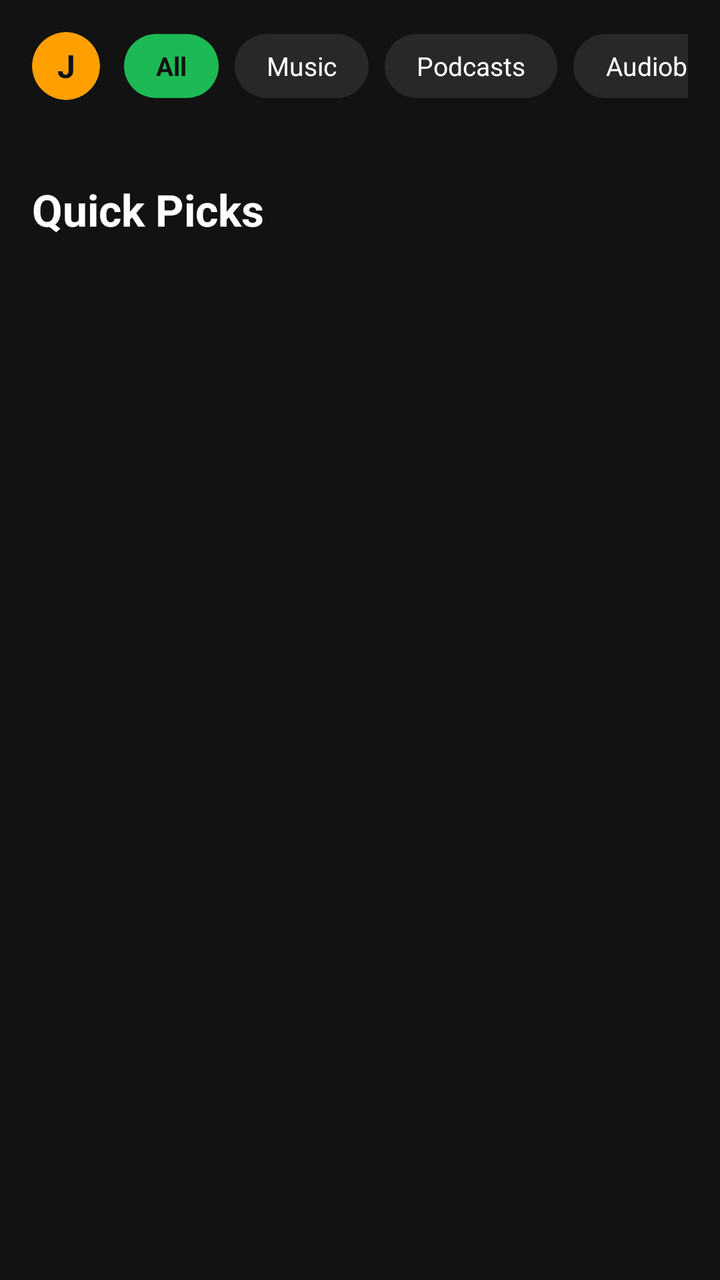
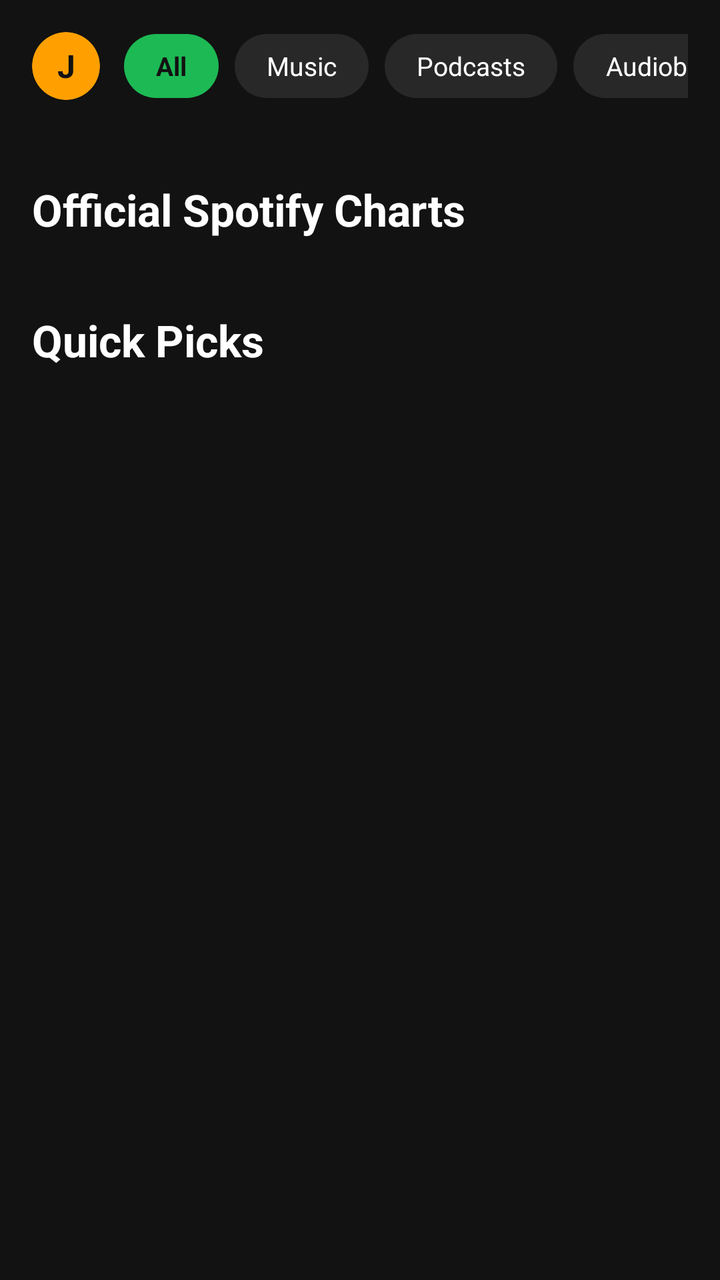

An Android layout rendered at two revisions. The XML below is the earlier revision; the diff shows what the commit changed to produce the second picture.
<!-- AndroidManifest.xml: application theme Theme.SpotifyClone -->
<!-- res/layout/fragment_home.xml -->
<?xml version="1.0" encoding="utf-8"?>
<androidx.core.widget.NestedScrollView
    xmlns:android="http://schemas.android.com/apk/res/android"
    xmlns:app="http://schemas.android.com/apk/res-auto"
    xmlns:tools="http://schemas.android.com/tools"
    android:layout_width="match_parent"
    android:layout_height="match_parent"
    android:background="@color/spotify_black">

    <LinearLayout
        android:layout_width="match_parent"
        android:layout_height="wrap_content"
        android:orientation="vertical"
        android:padding="16dp">

        
        <LinearLayout
            android:layout_width="match_parent"
            android:layout_height="wrap_content"
            android:orientation="horizontal"
            android:gravity="center_vertical">

            <androidx.cardview.widget.CardView
                android:id="@+id/btn_profile_avatar"
                android:layout_width="34dp"
                android:layout_height="34dp"
                app:cardCornerRadius="17dp"
                app:cardElevation="0dp"
                app:cardBackgroundColor="@color/spotify_amber">

                <TextView
                    android:id="@+id/text_avatar_initial"
                    android:layout_width="match_parent"
                    android:layout_height="match_parent"
                    android:gravity="center"
                    android:text="J"
                    android:textColor="@color/spotify_black"
                    android:textSize="16sp"
                    android:textStyle="bold" />

                <ImageView
                    android:id="@+id/img_avatar_icon"
                    android:layout_width="20dp"
                    android:layout_height="20dp"
                    android:layout_gravity="center"
                    android:src="@drawable/ic_person"
                    android:visibility="gone"
                    app:tint="@color/spotify_black" />
            </androidx.cardview.widget.CardView>

            <HorizontalScrollView
                android:layout_width="0dp"
                android:layout_height="wrap_content"
                android:layout_weight="1"
                android:layout_marginStart="12dp"
                android:scrollbars="none">

                <LinearLayout
                    android:layout_width="wrap_content"
                    android:layout_height="wrap_content"
                    android:orientation="horizontal">

                    
                    <TextView
                        android:id="@+id/chip_all"
                        android:layout_width="wrap_content"
                        android:layout_height="32dp"
                        android:background="@drawable/chip_selected_bg"
                        android:gravity="center"
                        android:paddingStart="16dp"
                        android:paddingEnd="16dp"
                        android:text="All"
                        android:textColor="@color/spotify_black"
                        android:textSize="13sp"
                        android:textStyle="bold" />

                    
                    <TextView
                        android:id="@+id/chip_music"
                        android:layout_width="wrap_content"
                        android:layout_height="32dp"
                        android:layout_marginStart="8dp"
                        android:background="@drawable/chip_unselected_bg"
                        android:gravity="center"
                        android:paddingStart="16dp"
                        android:paddingEnd="16dp"
                        android:text="Music"
                        android:textColor="@color/spotify_white"
                        android:textSize="13sp" />

                    
                    <TextView
                        android:id="@+id/chip_podcasts"
                        android:layout_width="wrap_content"
                        android:layout_height="32dp"
                        android:layout_marginStart="8dp"
                        android:background="@drawable/chip_unselected_bg"
                        android:gravity="center"
                        android:paddingStart="16dp"
                        android:paddingEnd="16dp"
                        android:text="Podcasts"
                        android:textColor="@color/spotify_white"
                        android:textSize="13sp" />

                    
                    <TextView
                        android:id="@+id/chip_audiobooks"
                        android:layout_width="wrap_content"
                        android:layout_height="32dp"
                        android:layout_marginStart="8dp"
                        android:background="@drawable/chip_unselected_bg"
                        android:gravity="center"
                        android:paddingStart="16dp"
                        android:paddingEnd="16dp"
                        android:text="Audiobooks"
                        android:textColor="@color/spotify_white"
                        android:textSize="13sp" />
                </LinearLayout>
            </HorizontalScrollView>
        </LinearLayout>

        
        <androidx.recyclerview.widget.RecyclerView
            android:id="@+id/recycler_recent_grid"
            android:layout_width="match_parent"
            android:layout_height="wrap_content"
            android:layout_marginTop="16dp"
            android:nestedScrollingEnabled="false" />

        
        <TextView
            android:id="@+id/text_section_header"
            android:layout_width="wrap_content"
            android:layout_height="wrap_content"
            android:layout_marginTop="24dp"
            android:text="Quick Picks"
            android:textColor="@color/spotify_white"
            android:textSize="22sp"
            android:textStyle="bold" />

        <ProgressBar
            android:id="@+id/progress_bar_home"
            android:layout_width="wrap_content"
            android:layout_height="wrap_content"
            android:layout_gravity="center"
            android:layout_marginTop="20dp"
            android:visibility="gone" />

        <androidx.recyclerview.widget.RecyclerView
            android:id="@+id/recycler_quick_picks"
            android:layout_width="match_parent"
            android:layout_height="wrap_content"
            android:layout_marginTop="12dp"
            android:nestedScrollingEnabled="false" />

    </LinearLayout>
</androidx.core.widget.NestedScrollView>
<!-- resources referenced by this layout -->
<resources>
  <color name="spotify_amber">#FFA000</color>
  <color name="spotify_black">#121212</color>
  <color name="spotify_white">#FFFFFF</color>
  <!-- drawable chip_selected_bg (drawable) -->
  <?xml version="1.0" encoding="utf-8"?>
  <shape xmlns:android="http://schemas.android.com/apk/res/android"
      android:shape="rectangle">
      <corners android:radius="16dp" />
      <solid android:color="@color/spotify_green" />
  </shape>
  <!-- drawable chip_unselected_bg (drawable) -->
  <?xml version="1.0" encoding="utf-8"?>
  <shape xmlns:android="http://schemas.android.com/apk/res/android"
      android:shape="rectangle">
      <corners android:radius="16dp" />
      <solid android:color="@color/spotify_card_grey" />
  </shape>
  <!-- drawable ic_person (drawable) -->
  <vector xmlns:android="http://schemas.android.com/apk/res/android"
      android:width="24dp"
      android:height="24dp"
      android:viewportWidth="24"
      android:viewportHeight="24">
      <path
          android:fillColor="#FF000000"
          android:pathData="M12,12c2.21,0 4,-1.79 4,-4s-1.79,-4 -4,-4 -4,1.79 -4,4 1.79,4 4,4zM12,14c-2.67,0 -8,1.34 -8,4v2h16v-2c0,-2.66 -5.33,-4 -8,-4z" />
  </vector>
  <style name="Theme.SpotifyClone" parent="Theme.MaterialComponents.DayNight.NoActionBar">
          
          <item name="colorPrimary">@color/spotify_green</item>
          <item name="colorPrimaryVariant">@color/spotify_green_light</item>
          <item name="colorOnPrimary">@color/spotify_white</item>
          
          <item name="colorSecondary">@color/spotify_green</item>
          <item name="colorSecondaryVariant">@color/spotify_green_light</item>
          <item name="colorOnSecondary">@color/spotify_white</item>
          
          <item name="android:statusBarColor">@color/spotify_black</item>
          <item name="android:navigationBarColor">@color/spotify_black</item>
          
          <item name="android:windowBackground">@color/spotify_black</item>
          <item name="colorSurface">@color/spotify_card_grey</item>
          <item name="colorOnSurface">@color/spotify_white</item>
      </style>
  <color name="spotify_green">#1DB954</color>
  <color name="spotify_card_grey">#282828</color>
  <color name="spotify_green_light">#1ED760</color>
</resources>

<!-- the commit's change to res/layout/fragment_home.xml (unified diff, before → after) -->
@@ -129,6 +129,24 @@
 
         
         <TextView
+            android:id="@+id/text_charts_header"
+            android:layout_width="wrap_content"
+            android:layout_height="wrap_content"
+            android:layout_marginTop="24dp"
+            android:text="Official Spotify Charts"
+            android:textColor="@color/spotify_white"
+            android:textSize="22sp"
+            android:textStyle="bold" />
+
+        <androidx.recyclerview.widget.RecyclerView
+            android:id="@+id/recycler_spotify_charts"
+            android:layout_width="match_parent"
+            android:layout_height="wrap_content"
+            android:layout_marginTop="12dp"
+            android:nestedScrollingEnabled="false" />
+
+        
+        <TextView
             android:id="@+id/text_section_header"
             android:layout_width="wrap_content"
             android:layout_height="wrap_content"
